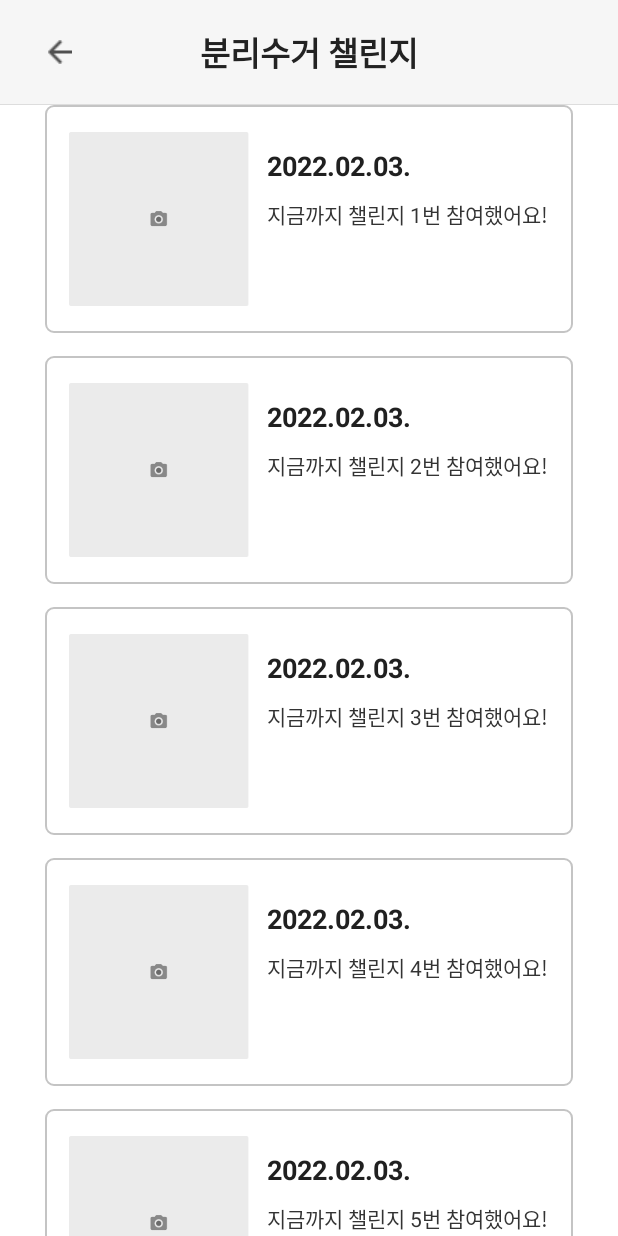
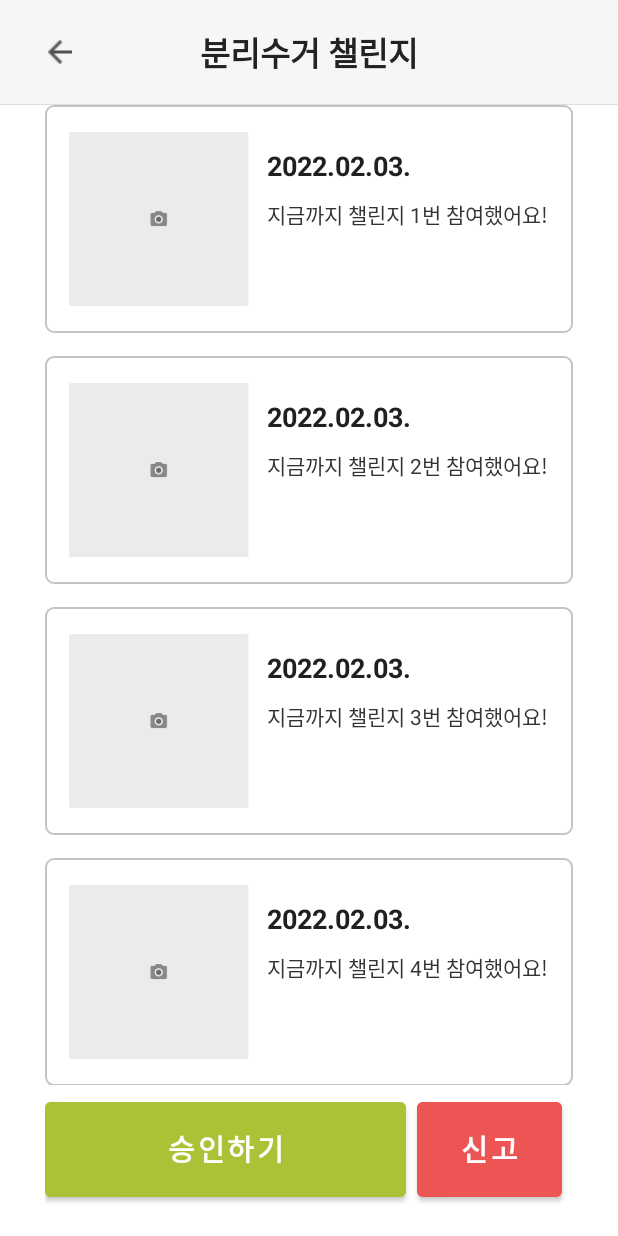
Before and after one commit to nohorang-horangteam/SuryongFootprint-Android, an Android app: the ApprovalDetailActivity screen opened directly, with no data from a screen before it, on a phone screen of 412 x 824 dp. Run offline under Robolectric (Android 15) with nearby library versions, the phone set to English and light mode, and no system bars; pictures from the network do not load.

Commit message:
[FIX] 세부 코드 수정

```diff
--- a/app/src/main/java/kr/co/nohorang/suryongfootprint/PostActivity.kt
+++ b/app/src/main/java/kr/co/nohorang/suryongfootprint/PostActivity.kt
@@ -54,6 +54,12 @@ class PostActivity : BaseActivity() {
         }
         binding.linear.setOnClickListener {
             hideKeyboard(binding.postContentEditText)
+        }
+
+        // 인증 버튼 - 액티비티 종료 (+ DB에 저장)
+        binding.postBtn.setOnClickListener {
+            Toast.makeText(this, "인증이 업로드되었습니다.", Toast.LENGTH_SHORT).show()
+            finish()
         }
 
         binding.imagePreview.setOnClickListener {
--- a/app/src/main/res/layout/activity_approval_detail.xml
+++ b/app/src/main/res/layout/activity_approval_detail.xml
@@ -51,7 +51,8 @@
         android:layout_height="0dp"
         android:layout_marginLeft="30dp"
         android:layout_marginRight="30dp"
-        app:layout_constraintBottom_toBottomOf="parent"
+        android:layout_marginBottom="5dp"
+        app:layout_constraintBottom_toTopOf="@+id/buttonLinear"
         app:layout_constraintEnd_toEndOf="parent"
         app:layout_constraintStart_toStartOf="parent"
         app:layout_constraintTop_toBottomOf="@+id/toolbar"
@@ -101,13 +102,20 @@
                 android:layout_height="match_parent"
                 tools:listitem="@layout/listitem_post" />
 
+        </LinearLayout>
+    </ScrollView>
+
     <LinearLayout
         android:id="@+id/buttonLinear"
         android:layout_width="match_parent"
-                android:layout_height="match_parent"
-                android:layout_marginTop="5dp"
-                android:layout_marginBottom="40dp"
-                android:orientation="horizontal">
+        android:layout_height="wrap_content"
+        android:layout_marginLeft="30dp"
+        android:layout_marginRight="30dp"
+        android:layout_marginBottom="20dp"
+        android:orientation="horizontal"
+        app:layout_constraintBottom_toBottomOf="parent"
+        app:layout_constraintEnd_toEndOf="parent"
+        app:layout_constraintStart_toStartOf="parent">
 
         <Button
             android:id="@+id/approvalBtn"
@@ -132,7 +140,4 @@
             android:textStyle="bold" />
     </LinearLayout>
 
-        </LinearLayout>
-    </ScrollView>
-
 </androidx.constraintlayout.widget.ConstraintLayout>
```
Lines whose indentation alone changed are shown as unchanged.
